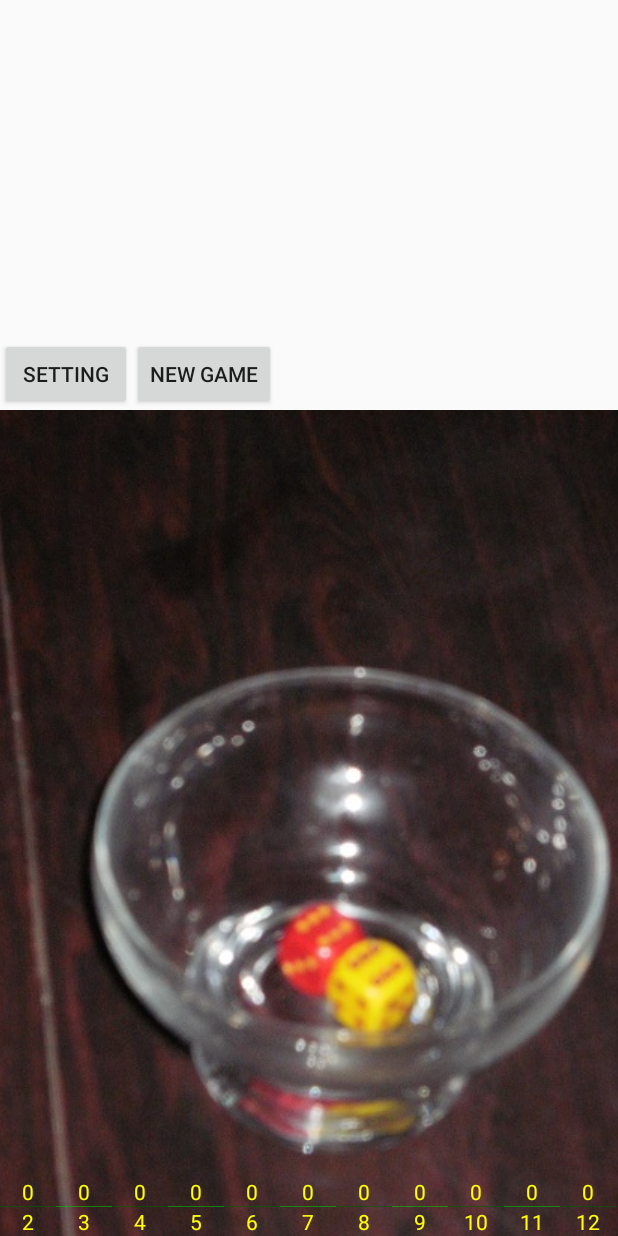
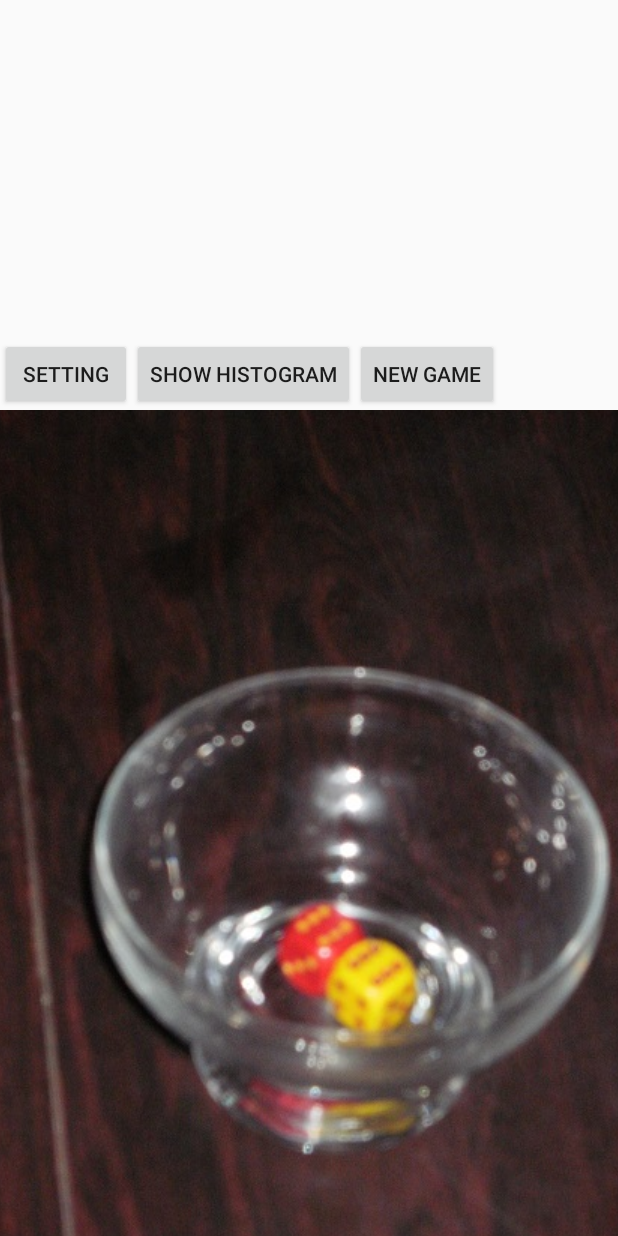
Before and after one commit to shirbenisrael/CatanDice, an Android app: the screen it shows after launch (MainActivity), on a phone screen of 412 x 824 dp. Run offline under Robolectric (Android 15) with nearby library versions, the phone set to English and light mode, and no system bars.

Commit message:
Move histogram to its own window

```diff
--- a/app/src/main/java/com/shirbi/catandice/MainActivity.java
+++ b/app/src/main/java/com/shirbi/catandice/MainActivity.java
@@ -10,12 +10,11 @@ import android.os.Bundle;
 import android.view.Display;
 import android.view.Gravity;
 import android.view.View;
-import android.widget.CheckBox;
+import android.view.ViewGroup.LayoutParams;
 import android.widget.ImageView;
 import android.widget.LinearLayout;
 import android.widget.RadioGroup;
 import android.widget.TextView;
-import android.view.ViewGroup.LayoutParams;
 
 import java.util.Random;
 import java.util.Timer;
@@ -31,14 +30,13 @@ public class MainActivity extends Activity {
     private Point m_size;
 
     /* Need to store */
-    private boolean m_show_histogram;
     private int m_num_players;
     private Logic m_logic;
 
     private enum ShownState {
         GAME,
         NEW_GAME_STARTING,
-        SETTING
+        SETTING,
     };
 
     private ShownState m_shown_state;
@@ -52,7 +50,7 @@ public class MainActivity extends Activity {
     private void ShowState(ShownState new_state) {
         m_shown_state = new_state;
 
-        int all_layout[] = {R.id.layout_for_dices, R.id.histogram_layout, R.id.new_game_layout, R.id.setting_layout};
+        int all_layout[] = {R.id.layout_for_dices, R.id.new_game_layout, R.id.setting_layout};
         int layout_to_show = R.id.layout_for_dices;
 
         switch (m_shown_state) {
@@ -75,8 +73,6 @@ public class MainActivity extends Activity {
                 layout.setVisibility(View.INVISIBLE);
             }
         }
-
-        ShowHistogram();
     }
 
        @Override
@@ -99,7 +95,6 @@ public class MainActivity extends Activity {
     private void StoreState() {
         SharedPreferences sharedPref = getPreferences(Context.MODE_PRIVATE);
         SharedPreferences.Editor editor = sharedPref.edit();
-        editor.putBoolean(getString(R.string.m_show_histogram), m_show_histogram);
         editor.putInt(getString(R.string.m_num_players), m_num_players);
         m_logic.StoreState(this, editor);
         editor.commit();
@@ -108,7 +103,6 @@ public class MainActivity extends Activity {
     private void RestoreState() {
         SharedPreferences sharedPref = getPreferences(Context.MODE_PRIVATE);
 
-        m_show_histogram = sharedPref.getBoolean(getString(R.string.m_show_histogram), true);
         m_num_players = sharedPref.getInt(getString(R.string.m_num_players), DEFAULT_NUMBER_OF_PLAYERS);
         m_logic.RestoreState(this, sharedPref);
     }
@@ -129,9 +123,6 @@ public class MainActivity extends Activity {
         m_logic = new Logic(m_num_players);
 
         RestoreState();
-
-        final CheckBox checkBox = (CheckBox) findViewById(R.id.histogram_visibility_checkbox);
-        checkBox.setChecked(m_show_histogram);
 
         int num_bars = Card.MAX_NUMBER_ON_DICE * 2 - 1;
 
@@ -156,6 +147,16 @@ public class MainActivity extends Activity {
         LinearLayout histogram_images_layout = (LinearLayout) findViewById(R.id.histogram_images_layout);
         LinearLayout histogram_text_layout = (LinearLayout) findViewById(R.id.histogram_text_layout);
 
+        LinearLayout main_histogram_layout = (LinearLayout) findViewById(R.id.histogram_layout);
+        LinearLayout background_histogram_layout = (LinearLayout) findViewById(R.id.histogram_background_layout);
+
+        int histogram_window_width = m_size.x * 9 / 10;
+        int histogram_window_height = m_size.y * 4 / 5;
+
+        main_histogram_layout.getLayoutParams().width = histogram_window_width;
+        main_histogram_layout.getLayoutParams().height = histogram_window_height;
+        main_histogram_layout.setBackgroundColor(Color.argb(80, 0, Color.BLACK, 0));
+
         for (int i = 0; i < m_histogram_images.length; i++) {
             LinearLayout layout_for_bar_and_counter = new LinearLayout(getApplicationContext());
             layout_for_bar_and_counter.setOrientation(LinearLayout.VERTICAL);
@@ -166,49 +167,48 @@ public class MainActivity extends Activity {
             m_histogram_text[i] = new TextView(this);
 
             int color = (i % 2) * 100 + 100;
-            m_histogram_images[i].setBackgroundColor(Color.argb(150, 0, color, 0));
+            int bar_color = Color.argb(150, 0, color, 0);
 
-            m_histogram_text[i].setTextColor(Color.YELLOW);
+            m_histogram_images[i].setBackgroundColor(bar_color);
+
+            m_histogram_text[i].setTextColor(bar_color);
             m_histogram_text[i].setGravity(Gravity.CENTER);
 
-            m_histogram_counters[i].setTextColor(Color.YELLOW);
+            m_histogram_counters[i].setTextColor(bar_color);
             m_histogram_counters[i].setGravity(Gravity.CENTER);
 
             histogram_images_layout.addView(layout_for_bar_and_counter);
             layout_for_bar_and_counter.addView(m_histogram_counters[i]);
             layout_for_bar_and_counter.addView(m_histogram_images[i]);
 
-            m_histogram_images[i].getLayoutParams().width = m_size.x / m_histogram_images.length;
+            m_histogram_images[i].getLayoutParams().width = histogram_window_width / m_histogram_images.length;
             m_histogram_images[i].getLayoutParams().height = 20;
 
             histogram_text_layout.addView(m_histogram_text[i]);
 
             m_histogram_text[i].setText(String.valueOf(i + 2));
-            m_histogram_text[i].getLayoutParams().width = m_size.x / m_histogram_images.length;
+            m_histogram_text[i].getLayoutParams().width = histogram_window_width / m_histogram_images.length;
 
-            m_histogram_counters[i].getLayoutParams().width = m_size.x / m_histogram_images.length;
+            m_histogram_counters[i].getLayoutParams().width = histogram_window_width / m_histogram_images.length;
         }
 
         ShowState(ShownState.GAME);
     }
 
     private void ShowHistogram() {
-        if (m_show_histogram && m_shown_state == ShownState.GAME) {
-            findViewById(R.id.histogram_layout).setVisibility(View.VISIBLE);
-        } else {
-            findViewById(R.id.histogram_layout).setVisibility(View.INVISIBLE);
-            return;
-        }
+
+        SetMainButtonsEnable(false);
 
         int[] histogram = m_logic.GetSumHistogram();
 
-        int width = m_size.x / m_histogram_images.length;
-
         for (int i = 0; i < m_histogram_images.length; i++) {
             int height = histogram[i] * 10 + 1;
-            m_histogram_images[i].setLayoutParams(new LinearLayout.LayoutParams(width, height));
+            m_histogram_images[i].getLayoutParams().height = height;
             m_histogram_counters[i].setText(String.valueOf(histogram[i]));
+            m_histogram_images[i].requestLayout();
         }
+
+        findViewById(R.id.histogram_background_layout).setVisibility(View.VISIBLE);
     }
 
     private Point GetWindowSize() {
@@ -275,7 +275,6 @@ public class MainActivity extends Activity {
                 Card card;
                 card = m_logic.GetNewCard();
                 SetDicesImagesRolled(card.m_red, card.m_yellow);
-                ShowHistogram();
                 ShowMessage(card.m_message, card.m_turn_number);
                 m_media_player.release();
                 SetMainButtonsEnable(true);
@@ -288,17 +287,22 @@ public class MainActivity extends Activity {
         }
     };
 
-
-
     public void onSettingClick(View view) {
         ShowState(ShownState.SETTING);
     }
 
+    public void onShowHistogramClick(View view) {
+        SetMainButtonsEnable(false);
+        ShowHistogram();
+    }
+
     public void onBackFromSettingClick(View view) {
-        final CheckBox checkBox = (CheckBox) findViewById(R.id.histogram_visibility_checkbox);
-        m_show_histogram = checkBox.isChecked();
+        ShowState(ShownState.GAME);
+    }
 
-        ShowState(ShownState.GAME);
+    public void onBackFromHistogramClick(View view) {
+        findViewById(R.id.histogram_background_layout).setVisibility(View.INVISIBLE);
+        SetMainButtonsEnable(true);
     }
 
     public void onBackFromNumPlayersClick(View view) {
@@ -354,5 +358,6 @@ public class MainActivity extends Activity {
         findViewById(R.id.roll_button).setEnabled(isEnable);
         findViewById(R.id.setting_button).setEnabled(isEnable);
         findViewById(R.id.new_game_button).setEnabled(isEnable);
+        findViewById(R.id.show_histogram_button).setEnabled(isEnable);
     }
 }
--- a/app/src/main/res/layout/activity_main.xml
+++ b/app/src/main/res/layout/activity_main.xml
@@ -59,6 +59,13 @@
                     android:text="@string/setting_string" />
 
                 <Button
+                    android:id="@+id/show_histogram_button"
+                    android:layout_width="wrap_content"
+                    android:layout_height="wrap_content"
+                    android:onClick="onShowHistogramClick"
+                    android:text="@string/show_histogram" />
+
+                <Button
                     android:id="@+id/new_game_button"
                     android:layout_width="wrap_content"
                     android:layout_height="wrap_content"
@@ -79,6 +86,15 @@
         </LinearLayout>
 
         <!-- Histogram -->
+        <LinearLayout
+            android:id="@+id/histogram_background_layout"
+            android:layout_width="match_parent"
+            android:layout_height="match_parent"
+            android:gravity="center"
+            android:background="@color/dime_main_layout_color"
+            android:orientation="vertical"
+            android:visibility="invisible">
+
             <LinearLayout
                 android:id="@+id/histogram_layout"
                 android:layout_width="match_parent"
@@ -102,6 +118,15 @@
                     android:gravity="bottom"
                     android:orientation="horizontal"
                     android:visibility="visible"></LinearLayout>
+
+                <Button
+                    android:id="@+id/back_from_histogram_button"
+                    android:layout_width="wrap_content"
+                    android:layout_height="wrap_content"
+                    android:onClick="onBackFromHistogramClick"
+                    android:text="@string/back_string" />
+
+            </LinearLayout>
 
         </LinearLayout>
 
@@ -178,19 +203,11 @@
             android:orientation="vertical"
             android:visibility="invisible">
 
-            <LinearLayout
-                android:id="@+id/num_players_layout"
-                android:layout_width="match_parent"
-                android:layout_height="wrap_content"
-                android:orientation="horizontal">
-
-            </LinearLayout>
-
             <CheckBox
-                android:id="@+id/histogram_visibility_checkbox"
+                android:id="@+id/enable_sound_checkbox"
                 android:layout_width="wrap_content"
                 android:layout_height="wrap_content"
-                android:text="@string/show_histogram" />
+                android:text="@string/enable_sound" />
 
             <Button
                 android:id="@+id/back_from_setting_button"
--- /dev/null
+++ b/app/src/main/res/values/colors.xml
@@ -0,0 +1,4 @@
+<resources>
+    <color name="dime_main_layout_color">#96000000</color>
+
+</resources>
--- a/app/src/main/res/values/strings.xml
+++ b/app/src/main/res/values/strings.xml
@@ -18,4 +18,5 @@
     <string name="continue_string">Continue</string>
     <string name="new_game_roll_string">New game - Roll dices!</string>
     <string name="turn_number">Turn number</string>
+    <string name="enable_sound">Enable sound</string>
 </resources>
```
Lines whose indentation alone changed are shown as unchanged.
